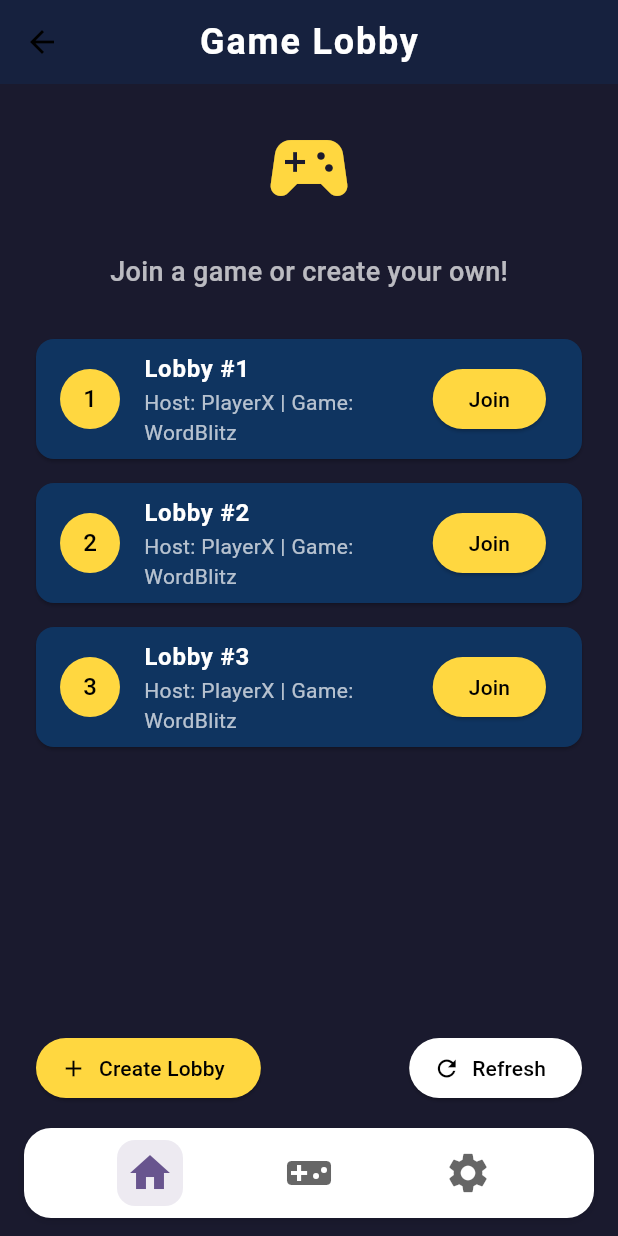
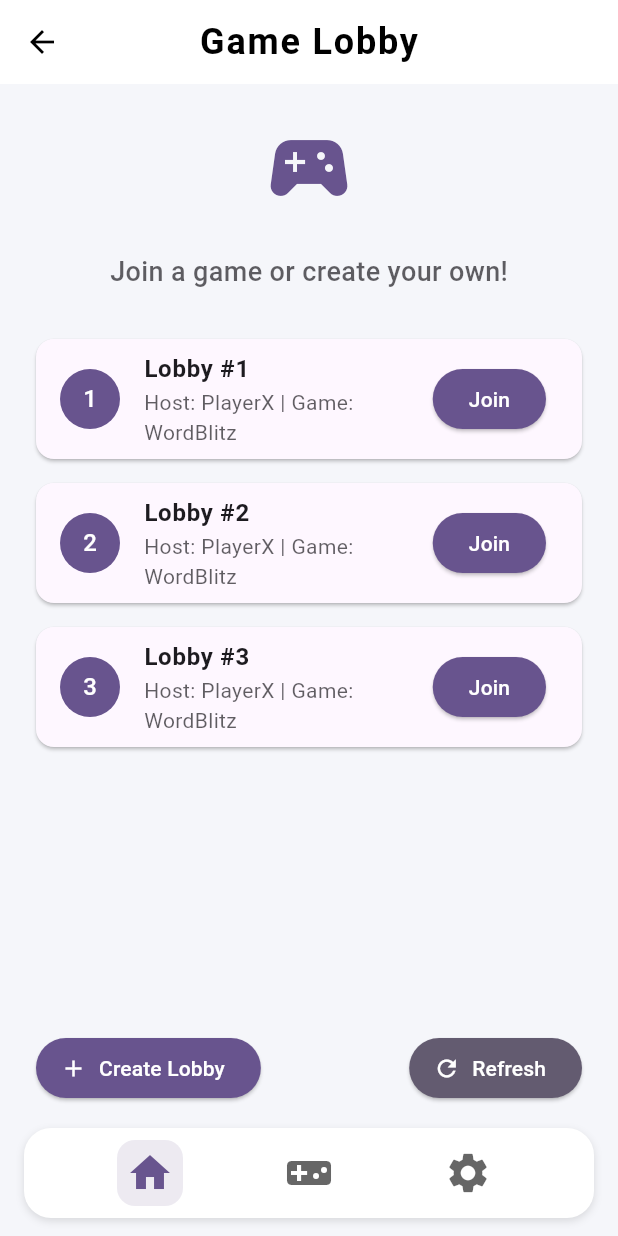
Before and after one commit to DanielKinnito/sefer_games_v1, a Flutter app: the LobbyPage screen opened directly, on a phone screen of 412 x 824 dp. Run offline on Flutter 3.47's test engine with Material 3 defaults, Android fonts, the phone set to English and light mode, and no system bars; our stand-ins replace flutter_bloc.

Commit message:
:wrench: Fix Darkmode theme, Fix Bottom Nav

```diff
--- a/lib/core/presentation/widgets/bottom_nav_bar.dart
+++ b/lib/core/presentation/widgets/bottom_nav_bar.dart
@@ -1,12 +1,11 @@
 import 'package:flutter/material.dart';
+import '../../navigation/navigation_service.dart';
 
 class BottomNavBar extends StatelessWidget {
-  final int selectedIndex;
-  final ValueChanged<int> onTap;
+  final int? selectedIndex;
   const BottomNavBar({
     super.key,
-    required this.selectedIndex,
-    required this.onTap,
+    this.selectedIndex,
   });
 
   @override
@@ -16,6 +15,9 @@ class BottomNavBar extends StatelessWidget {
       _NavBarItem(icon: Icons.videogame_asset, label: 'Games'),
       _NavBarItem(icon: Icons.settings, label: 'Settings'),
     ];
+
+    final currentIndex = selectedIndex ?? NavigationService.getCurrentIndex(context);
+
     return Container(
       decoration: BoxDecoration(
         color: Theme.of(context).brightness == Brightness.dark
@@ -37,9 +39,9 @@ class BottomNavBar extends StatelessWidget {
       child: Row(
         mainAxisAlignment: MainAxisAlignment.spaceEvenly,
         children: List.generate(items.length, (i) {
-          final selected = i == selectedIndex;
+          final selected = i == currentIndex;
           return GestureDetector(
-            onTap: () => onTap(i),
+            onTap: () => NavigationService.handleBottomNavigation(context, i),
             child: AnimatedContainer(
               duration: const Duration(milliseconds: 180),
               curve: Curves.easeInOut,
--- a/lib/features/lobby/presentation/pages/lobby_page.dart
+++ b/lib/features/lobby/presentation/pages/lobby_page.dart
@@ -10,13 +10,13 @@ class LobbyPage extends StatelessWidget {
   @override
   Widget build(BuildContext context) {
     return Scaffold(
-      backgroundColor: const Color(0xFF1A1A2E),
+      backgroundColor: Theme.of(context).scaffoldBackgroundColor,
       appBar: AppBar(
-        backgroundColor: const Color(0xFF16213E),
-        title: const Text(
+        backgroundColor: Theme.of(context).appBarTheme.backgroundColor,
+        title: Text(
           'Game Lobby',
           style: TextStyle(
-            color: Colors.white,
+            color: Theme.of(context).appBarTheme.foregroundColor,
             fontWeight: FontWeight.bold,
             fontSize: 24,
             letterSpacing: 1.2,
@@ -38,12 +38,12 @@ class LobbyPage extends StatelessWidget {
           // SVG-inspired header (placeholder)
           Container(
             margin: const EdgeInsets.symmetric(vertical: 24),
-            child: Icon(Icons.sports_esports, size: 64, color: Colors.amberAccent),
+            child: Icon(Icons.sports_esports, size: 64, color: Theme.of(context).colorScheme.primary),
           ),
-          const Text(
+          Text(
             'Join a game or create your own!',
             style: TextStyle(
-              color: Colors.white70,
+              color: Theme.of(context).textTheme.bodyLarge?.color?.withOpacity(0.7),
               fontSize: 18,
               fontWeight: FontWeight.w500,
             ),
@@ -54,22 +54,22 @@ class LobbyPage extends StatelessWidget {
               itemCount: 3, // Placeholder for available lobbies
               itemBuilder: (context, index) {
                 return Card(
-                  color: const Color(0xFF0F3460),
+                  color: Theme.of(context).cardColor,
                   margin: const EdgeInsets.symmetric(horizontal: 24, vertical: 8),
                   child: ListTile(
                     leading: CircleAvatar(
-                      backgroundColor: Colors.amberAccent,
-                      child: Text('${index + 1}', style: const TextStyle(color: Colors.black)),
+                      backgroundColor: Theme.of(context).colorScheme.primary,
+                      child: Text('${index + 1}', style: TextStyle(color: Theme.of(context).colorScheme.onPrimary)),
                     ),
                     title: Text(
                       'Lobby #${index + 1}',
-                      style: const TextStyle(color: Colors.white, fontWeight: FontWeight.bold),
+                      style: TextStyle(color: Theme.of(context).textTheme.bodyLarge?.color, fontWeight: FontWeight.bold),
                     ),
-                    subtitle: const Text('Host: PlayerX | Game: WordBlitz', style: TextStyle(color: Colors.white70)),
+                    subtitle: Text('Host: PlayerX | Game: WordBlitz', style: TextStyle(color: Theme.of(context).textTheme.bodyMedium?.color?.withOpacity(0.7))),
                     trailing: ElevatedButton(
                       style: ElevatedButton.styleFrom(
-                        backgroundColor: Colors.amberAccent,
-                        foregroundColor: Colors.black,
+                        backgroundColor: Theme.of(context).colorScheme.primary,
+                        foregroundColor: Theme.of(context).colorScheme.onPrimary,
                       ),
                       onPressed: () {},
                       child: const Text('Join'),
@@ -86,8 +86,8 @@ class LobbyPage extends StatelessWidget {
               children: [
                 ElevatedButton.icon(
                   style: ElevatedButton.styleFrom(
-                    backgroundColor: Colors.amberAccent,
-                    foregroundColor: Colors.black,
+                    backgroundColor: Theme.of(context).colorScheme.primary,
+                    foregroundColor: Theme.of(context).colorScheme.onPrimary,
                   ),
                   onPressed: () {},
                   icon: const Icon(Icons.add),
@@ -95,8 +95,8 @@ class LobbyPage extends StatelessWidget {
                 ),
                 ElevatedButton.icon(
                   style: ElevatedButton.styleFrom(
-                    backgroundColor: Colors.white,
-                    foregroundColor: Colors.black,
+                    backgroundColor: Theme.of(context).colorScheme.secondary,
+                    foregroundColor: Theme.of(context).colorScheme.onSecondary,
                   ),
                   onPressed: () {},
                   icon: const Icon(Icons.refresh),
@@ -106,12 +106,7 @@ class LobbyPage extends StatelessWidget {
             ),
           ),
           // Bottom nav bar
-          BottomNavBar(
-            selectedIndex: 0,
-            onTap: (index) {
-              // TODO: Implement navigation logic for bottom nav bar
-            },
-          ),
+          const BottomNavBar(selectedIndex: 0),
         ],
       ),
     );
--- a/lib/features/lobby/presentation/widgets/host_details_card.dart
+++ b/lib/features/lobby/presentation/widgets/host_details_card.dart
@@ -11,7 +11,7 @@ class HostDetailsCard extends StatelessWidget {
       padding: const EdgeInsets.all(16),
       decoration: BoxDecoration(
         color: Theme.of(context).brightness == Brightness.dark
-            ? Theme.of(context).colorScheme.surfaceContainerHighest.withOpacity(0.95)
+            ? Theme.of(context).colorScheme.surfaceVariant.withOpacity(0.95)
             : Theme.of(context).cardColor,
         borderRadius: BorderRadius.circular(18),
         border: Border.all(
@@ -49,7 +49,7 @@ class HostDetailsCard extends StatelessWidget {
               contentPadding: const EdgeInsets.symmetric(horizontal: 16, vertical: 12),
               filled: true,
               fillColor: Theme.of(context).brightness == Brightness.dark
-                  ? Theme.of(context).colorScheme.surfaceContainerHighest.withOpacity(0.95)
+                  ? Theme.of(context).colorScheme.surfaceVariant.withOpacity(0.95)
                   : Theme.of(context).cardColor,
               hintStyle: TextStyle(
                 color: Theme.of(context).brightness == Brightness.dark
--- a/lib/features/lobby/presentation/widgets/lobby_list.dart
+++ b/lib/features/lobby/presentation/widgets/lobby_list.dart
@@ -27,7 +27,7 @@ class LobbyList extends StatelessWidget {
         Container(
           decoration: BoxDecoration(
             color: Theme.of(context).brightness == Brightness.dark
-                ? Theme.of(context).colorScheme.surfaceContainerHighest.withOpacity(0.95)
+                ? Theme.of(context).colorScheme.surfaceVariant.withOpacity(0.95)
                 : Theme.of(context).cardColor,
             borderRadius: BorderRadius.circular(18),
             border: Border.all(
--- a/lib/features/lobby/presentation/widgets/player_details_card.dart
+++ b/lib/features/lobby/presentation/widgets/player_details_card.dart
@@ -31,7 +31,7 @@ class PlayerDetailsCard extends StatelessWidget {
         Container(
           decoration: BoxDecoration(
             color: Theme.of(context).brightness == Brightness.dark
-                ? Theme.of(context).colorScheme.surfaceContainerHighest.withOpacity(0.95)
+                ? Theme.of(context).colorScheme.surfaceVariant.withOpacity(0.95)
                 : Theme.of(context).cardColor,
             borderRadius: BorderRadius.circular(18),
             border: Border.all(
@@ -59,7 +59,7 @@ class PlayerDetailsCard extends StatelessWidget {
                   contentPadding: const EdgeInsets.symmetric(horizontal: 12, vertical: 10),
                   filled: true,
                   fillColor: Theme.of(context).brightness == Brightness.dark
-                      ? Theme.of(context).colorScheme.surfaceContainerHighest.withOpacity(0.95)
+                      ? Theme.of(context).colorScheme.surfaceVariant.withOpacity(0.95)
                       : Theme.of(context).cardColor,
                   hintStyle: TextStyle(
                     color: Theme.of(context).brightness == Brightness.dark
```
Also changed, not shown: lib/core/navigation/navigation_service.dart (added, +39 -0 lines), lib/features/lobby/presentation/pages/host_lobby_page.dart (+5 -12 lines), lib/features/lobby/presentation/pages/join_lobby_page.dart (+5 -11 lines), lib/features/lobby/presentation/pages/lobby_home_page.dart (+36 -22 lines).
